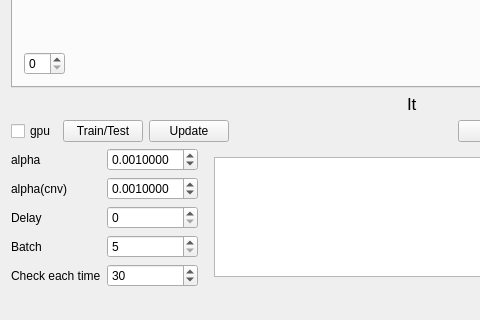
artthirt/cifarsmpl, file mainwindow.ui: the form before one commit; both pictures show x 0 to 480 and y 349 to 669 of the 807 by 669 pixel window.
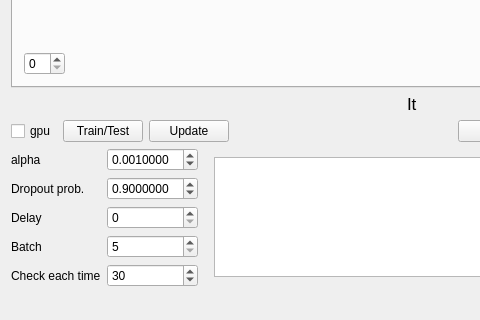
The form after the commit. Custom widgets are drawn as their Qt base class.

```diff
--- a/mainwindow.ui
+++ b/mainwindow.ui
@@ -294,7 +294,7 @@
         <item row="1" column="0">
          <widget class="QLabel" name="label_5">
           <property name="text">
-           <string>alpha(cnv)</string>
+           <string>Dropout prob.</string>
           </property>
          </widget>
         </item>
@@ -303,11 +303,14 @@
           <property name="decimals">
            <number>7</number>
           </property>
+          <property name="maximum">
+           <double>1.000000000000000</double>
+          </property>
           <property name="singleStep">
            <double>0.000100000000000</double>
           </property>
           <property name="value">
-           <double>0.001000000000000</double>
+           <double>0.900000000000000</double>
           </property>
          </widget>
         </item>
```
Left out of the diff: 4 changed lines with no effect on the pictures.
